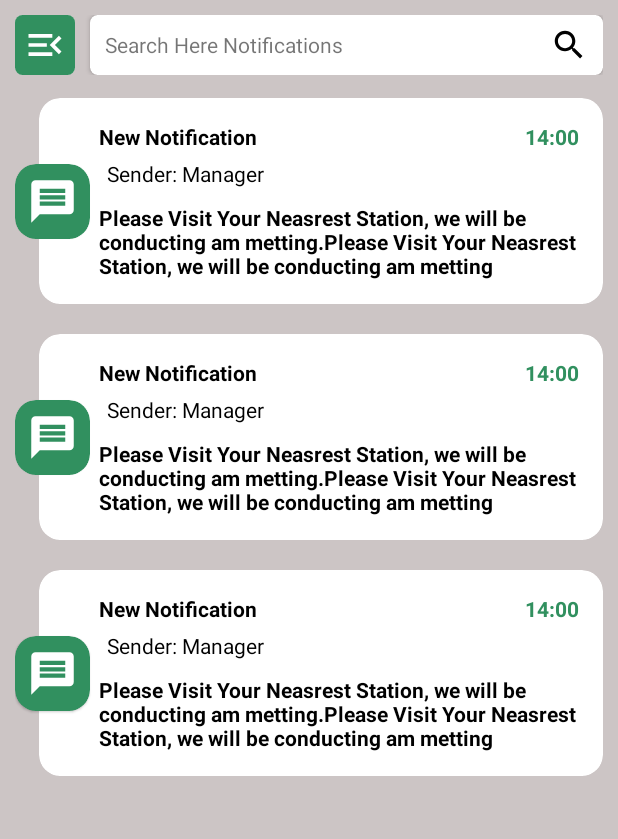
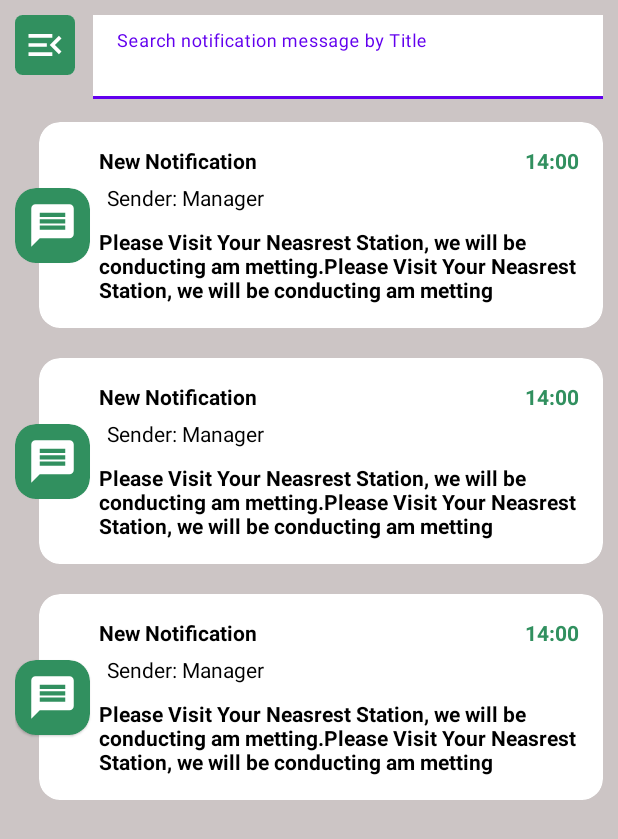
Before and after one commit to ERIC10000/PickerApp, an Android app: the layout fragment_notification.xml on its own in the app's theme, with its tools: preview values and no code run, on a phone screen of 412 x 824 dp. Shown: the top 839 px of the screen. Run offline under Robolectric (Android 15) with nearby library versions, the phone set to English and light mode, and no system bars.

Commit message:
Latest Changes as of 09:34 am

```diff
--- a/app/src/main/res/layout/fragment_notification.xml
+++ b/app/src/main/res/layout/fragment_notification.xml
@@ -42,36 +42,21 @@
 
             </androidx.cardview.widget.CardView>
 
-            <androidx.cardview.widget.CardView
+            <com.google.android.material.textfield.TextInputLayout
+
                 android:layout_width="match_parent"
-                android:layout_height="40dp"
-                app:cardCornerRadius="5dp"
-                android:layout_marginStart="10dp">
+                android:layout_height="wrap_content"
+                android:hint="Search notification message by Title"
+                android:layout_marginLeft="12dp">
 
-                <LinearLayout
+                <com.google.android.material.textfield.TextInputEditText
+                    android:id="@+id/searchBar"
                     android:layout_width="match_parent"
-                    android:layout_height="match_parent"
-                    android:gravity="center_vertical">
+                    android:layout_height="wrap_content"
+                    android:background="@color/white"
+                    android:inputType="textPersonName" />
 
-                    <TextView
-                        android:layout_width="match_parent"
-                        android:layout_height="wrap_content"
-                        android:text="Search Here Notifications"
-                        android:layout_marginStart="10dp"
-                        android:layout_weight="1"/>
-
-                    <ImageView
-                        android:layout_width="25dp"
-                        android:layout_height="25dp"
-                        android:src="@drawable/baseline_search_24"
-                        android:layout_marginEnd="10dp"/>
-
-
-
-                </LinearLayout>
-
-            </androidx.cardview.widget.CardView>
-
+            </com.google.android.material.textfield.TextInputLayout>
 
         </LinearLayout>
 
```
Also changed, not shown: app/src/main/java/com/example/wastemanagerapp/NotificationFragment.kt (+48 -1 lines), app/src/main/res/layout/fragment_home.xml (+0 -21 lines).
